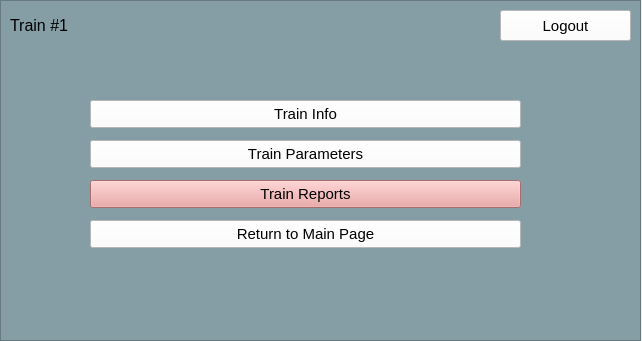
First picture: the form in src/UI/TrainModel/Train_Menu.ui, repository aet37/ECE1140-Project, before the edit.
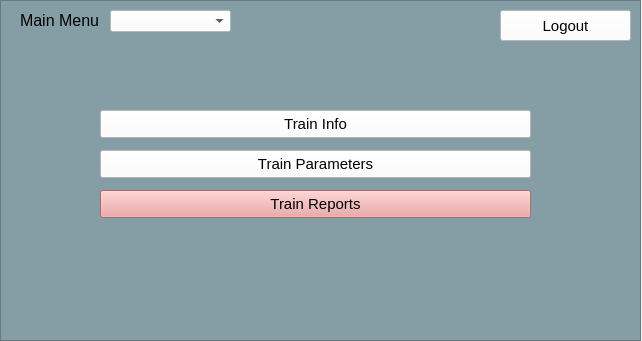
Second picture: the form after the edit.

Patch:
```diff
--- a/src/UI/TrainModel/Train_Menu.ui
+++ b/src/UI/TrainModel/Train_Menu.ui
@@ -10,10 +10,22 @@
     <height>341</height>
    </rect>
   </property>
+  <property name="sizePolicy">
+   <sizepolicy hsizetype="Preferred" vsizetype="Preferred">
+    <horstretch>0</horstretch>
+    <verstretch>0</verstretch>
+   </sizepolicy>
+  </property>
   <property name="windowTitle">
    <string>MainWindow</string>
   </property>
   <widget class="QWidget" name="centralwidget">
+   <property name="sizePolicy">
+    <sizepolicy hsizetype="Preferred" vsizetype="Preferred">
+     <horstretch>0</horstretch>
+     <verstretch>0</verstretch>
+    </sizepolicy>
+   </property>
    <widget class="QPushButton" name="logout_button_menu">
     <property name="geometry">
      <rect>
@@ -59,132 +71,6 @@
      </size>
     </property>
    </widget>
-   <widget class="QPushButton" name="train_info_button">
-    <property name="geometry">
-     <rect>
-      <x>90</x>
-      <y>100</y>
-      <width>431</width>
-      <height>28</height>
-     </rect>
-    </property>
-    <property name="font">
-     <font>
-      <pointsize>11</pointsize>
-     </font>
-    </property>
-    <property name="styleSheet">
-     <string notr="true">background-color: rgb(255, 255, 255);</string>
-    </property>
-    <property name="text">
-     <string>Train Info</string>
-    </property>
-    <property name="iconSize">
-     <size>
-      <width>20</width>
-      <height>20</height>
-     </size>
-    </property>
-   </widget>
-   <widget class="QLabel" name="label">
-    <property name="geometry">
-     <rect>
-      <x>10</x>
-      <y>10</y>
-      <width>203</width>
-      <height>31</height>
-     </rect>
-    </property>
-    <property name="font">
-     <font>
-      <pointsize>12</pointsize>
-     </font>
-    </property>
-    <property name="text">
-     <string>Train #1</string>
-    </property>
-   </widget>
-   <widget class="QPushButton" name="train_parameters_button">
-    <property name="geometry">
-     <rect>
-      <x>90</x>
-      <y>140</y>
-      <width>431</width>
-      <height>28</height>
-     </rect>
-    </property>
-    <property name="font">
-     <font>
-      <pointsize>11</pointsize>
-     </font>
-    </property>
-    <property name="styleSheet">
-     <string notr="true">background-color: rgb(255, 255, 255);</string>
-    </property>
-    <property name="text">
-     <string>Train Parameters</string>
-    </property>
-    <property name="iconSize">
-     <size>
-      <width>20</width>
-      <height>20</height>
-     </size>
-    </property>
-   </widget>
-   <widget class="QPushButton" name="return_button">
-    <property name="geometry">
-     <rect>
-      <x>90</x>
-      <y>220</y>
-      <width>431</width>
-      <height>28</height>
-     </rect>
-    </property>
-    <property name="font">
-     <font>
-      <pointsize>11</pointsize>
-     </font>
-    </property>
-    <property name="styleSheet">
-     <string notr="true">background-color: rgb(255, 255, 255);</string>
-    </property>
-    <property name="text">
-     <string>Return to Main Page</string>
-    </property>
-    <property name="iconSize">
-     <size>
-      <width>20</width>
-      <height>20</height>
-     </size>
-    </property>
-   </widget>
-   <widget class="QPushButton" name="train_reports_button">
-    <property name="geometry">
-     <rect>
-      <x>90</x>
-      <y>180</y>
-      <width>431</width>
-      <height>28</height>
-     </rect>
-    </property>
-    <property name="font">
-     <font>
-      <pointsize>11</pointsize>
-     </font>
-    </property>
-    <property name="styleSheet">
-     <string notr="true">background-color: rgb(234, 153, 153);</string>
-    </property>
-    <property name="text">
-     <string>Train Reports</string>
-    </property>
-    <property name="iconSize">
-     <size>
-      <width>20</width>
-      <height>20</height>
-     </size>
-    </property>
-   </widget>
    <widget class="QFrame" name="frame">
     <property name="geometry">
      <rect>
@@ -194,6 +80,12 @@
       <height>341</height>
      </rect>
     </property>
+    <property name="sizePolicy">
+     <sizepolicy hsizetype="Preferred" vsizetype="Preferred">
+      <horstretch>0</horstretch>
+      <verstretch>0</verstretch>
+     </sizepolicy>
+    </property>
     <property name="styleSheet">
      <string notr="true">background-color: rgb(133, 158, 166);
 border-color: rgb(0, 0, 0);</string>
@@ -204,6 +96,127 @@
     <property name="frameShadow">
      <enum>QFrame::Raised</enum>
     </property>
+    <widget class="QComboBox" name="page1_train_combo">
+     <property name="geometry">
+      <rect>
+       <x>110</x>
+       <y>10</y>
+       <width>121</width>
+       <height>22</height>
+      </rect>
+     </property>
+     <property name="styleSheet">
+      <string notr="true">background-color: rgb(255, 255, 255);</string>
+     </property>
+     <property name="placeholderText">
+      <string>Select Train...</string>
+     </property>
+    </widget>
+    <widget class="QLabel" name="label">
+     <property name="geometry">
+      <rect>
+       <x>20</x>
+       <y>10</y>
+       <width>81</width>
+       <height>21</height>
+      </rect>
+     </property>
+     <property name="font">
+      <font>
+       <pointsize>12</pointsize>
+      </font>
+     </property>
+     <property name="text">
+      <string>Main Menu</string>
+     </property>
+    </widget>
+    <widget class="QPushButton" name="train_info_button">
+     <property name="geometry">
+      <rect>
+       <x>100</x>
+       <y>110</y>
+       <width>431</width>
+       <height>28</height>
+      </rect>
+     </property>
+     <property name="sizePolicy">
+      <sizepolicy hsizetype="Expanding" vsizetype="Expanding">
+       <horstretch>0</horstretch>
+       <verstretch>0</verstretch>
+      </sizepolicy>
+     </property>
+     <property name="font">
+      <font>
+       <pointsize>11</pointsize>
+      </font>
+     </property>
+     <property name="styleSheet">
+      <string notr="true">background-color: rgb(255, 255, 255);</string>
+     </property>
+     <property name="text">
+      <string>Train Info</string>
+     </property>
+     <property name="iconSize">
+      <size>
+       <width>20</width>
+       <height>20</height>
+      </size>
+     </property>
+    </widget>
+    <widget class="QPushButton" name="train_reports_button">
+     <property name="geometry">
+      <rect>
+       <x>100</x>
+       <y>190</y>
+       <width>431</width>
+       <height>28</height>
+      </rect>
+     </property>
+     <property name="font">
+      <font>
+       <pointsize>11</pointsize>
+      </font>
+     </property>
+     <property name="styleSheet">
+      <string notr="true">background-color: rgb(234, 153, 153);</string>
+     </property>
+     <property name="text">
+      <string>Train Reports</string>
+     </property>
+     <property name="iconSize">
+      <size>
+       <width>20</width>
+       <height>20</height>
+      </size>
+     </property>
+    </widget>
+    <widget class="QPushButton" name="train_parameters_button">
+     <property name="geometry">
+      <rect>
+       <x>100</x>
+       <y>150</y>
+       <width>431</width>
+       <height>28</height>
+      </rect>
+     </property>
+     <property name="font">
+      <font>
+       <pointsize>11</pointsize>
+      </font>
+     </property>
+     <property name="styleSheet">
+      <string notr="true">background-color: rgb(255, 255, 255);</string>
+     </property>
+     <property name="text">
+      <string>Train Parameters</string>
+     </property>
+     <property name="iconSize">
+      <size>
+       <width>20</width>
+       <height>20</height>
+      </size>
+     </property>
+    </widget>
    </widget>
    <zorder>frame</zorder>
    <zorder>logout_button_menu</zorder>
```
Left out of the diff: 5 changed lines with no effect on the pictures.
